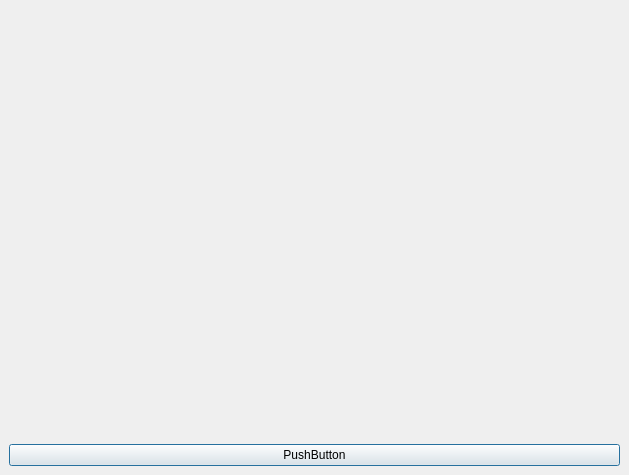
The window that gui_modal.ui (SkorEgor/Graph_in_distribution) describes before a commit, drawn with Qt 5.
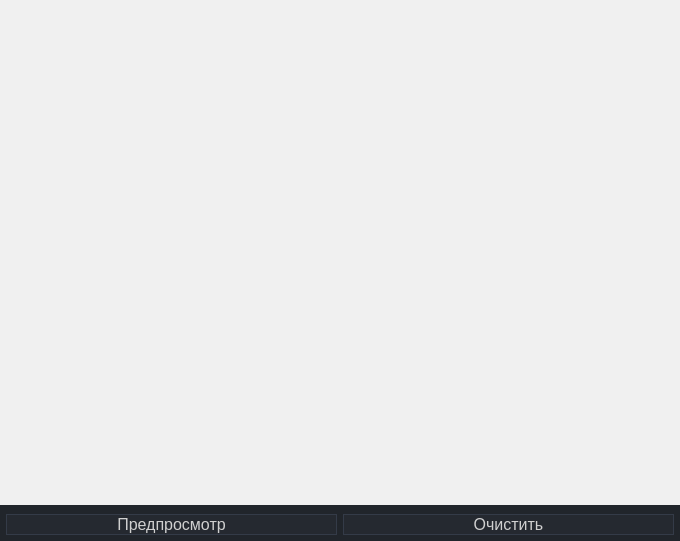
The same window after the commit. Icons and pictures are not drawn.

The edit to the form file:
```diff
--- a/gui_modal.ui
+++ b/gui_modal.ui
@@ -6,8 +6,8 @@
    <rect>
     <x>0</x>
     <y>0</y>
-    <width>629</width>
-    <height>475</height>
+    <width>680</width>
+    <height>541</height>
    </rect>
   </property>
   <property name="windowTitle">
@@ -16,7 +16,10 @@
   <property name="modal">
    <bool>true</bool>
   </property>
-  <layout class="QVBoxLayout" name="verticalLayout">
+  <layout class="QVBoxLayout" name="layout_dialog">
+   <property name="spacing">
+    <number>0</number>
+   </property>
    <property name="leftMargin">
     <number>0</number>
    </property>
@@ -30,29 +33,326 @@
     <number>0</number>
    </property>
    <item>
-    <widget class="QWidget" name="widget" native="true">
-     <layout class="QVBoxLayout" name="plotLayout"/>
-    </widget>
-   </item>
-   <item>
-    <widget class="QWidget" name="widget_2" native="true">
-     <layout class="QVBoxLayout" name="plotLayout_2"/>
-    </widget>
-   </item>
-   <item>
-    <widget class="QWidget" name="widget_message_buttons" native="true">
-     <property name="sizePolicy">
-      <sizepolicy hsizetype="Preferred" vsizetype="Maximum">
-       <horstretch>0</horstretch>
-       <verstretch>0</verstretch>
-      </sizepolicy>
+    <widget class="QWidget" name="widget_design" native="true">
+     <property name="styleSheet">
+      <string notr="true">QWidget{
+	background-color: rgb(33, 37, 43);
+	color: rgb(208, 208, 208);
+	font-size: 10pt;
+}
+/* /////////////////////////////////////////////////////////////////////////////////////////////////
+ScrollBars */
+ QScrollBar {
+border: none;												/* без границ */
+	border-right:5px solid rgb(211, 211, 211);;	/* С правой красной раницей */
+ }
+ QScrollBar:vertical {
+	border: none;
+    background: rgb(52, 59, 72);
+    width: 8px;
+    margin: 21px 0 21px 0;
+	border-radius: 0px;
+ }
+
+/* Ползунок */
+ QScrollBar::handle:vertical {	
+	background:rgb(255, 255, 255);
+    min-height: 25px;
+	border-radius: 4px
+ }
+/*Нижняя стрелка*/
+ QScrollBar::add-line:vertical {
+     border: none;
+    background: rgb(55, 63, 77);
+     height: 20px;
+
+     subcontrol-position: bottom;
+     subcontrol-origin: margin;
+ }
+/*Верхняя стрелка*/
+ QScrollBar::sub-line:vertical {
+	border: none;
+    background: rgb(55, 63, 77);
+     height: 20px;
+
+     subcontrol-position: top;
+     subcontrol-origin: margin;
+ }
+/* Цвета нижних и верхних стрелок */
+ QScrollBar::up-arrow:vertical{
+	border-top-left-radius: 4px;
+    border-top-right-radius: 4px;
+     background: rgb(255, 255, 255);
+ }
+QScrollBar::down-arrow:vertical{
+	border-bottom-left-radius: 4px;
+    border-bottom-right-radius: 4px;
+     background: rgb(255, 255, 255);
+}
+
+ QScrollBar::add-page:vertical, QScrollBar::sub-page:vertical {
+     background: none;
+ }
+/* ///////////////////////////////////////////////////////////////////////////////////////////////// */
+/* /////////////////////////////////////////////////////////////////////////////////////////////////
+RadioButton */
+QRadioButton::indicator {
+    border: 3px solid rgb(52, 59, 72);
+	width: 15px;
+	height: 15px;
+	border-radius: 10px;
+    background: rgb(44, 49, 60);
+}
+QRadioButton::indicator:hover {
+    border: 3px solid rgb(58, 66, 81);
+}
+QRadioButton::indicator:checked {
+    background: 3px solid rgb(255, 255, 255);
+	border: 3px solid rgb(52, 59, 72);	
+}
+/* срабатывает, когда пользователь наводит на элемент мышью */
+QRadioButton:hover {
+	background-color:rgb(40, 44, 52);			/* задаем цвет фона */
+}
+/* срабатывает, при нажатии*/
+QRadioButton:pressed      {
+	background-color:rgb(170, 170, 170);		/* задаем цвет фона */
+	color:  rgb(0, 0, 0);
+	border: none;												/* без границ */
+}
+/* ///////////////////////////////////////////////////////////////////////////////////////////////// */
+/* /////////////////////////////////////////////////////////////////////////////////////////////////
+QCheckBox */
+/* Стандартное состояние*/
+QCheckBox{
+	padding-left: 8px;		/* Отступ слева */
+	padding-right: -8px;	/* Отступ справа */
+}
+
+/* Состояние - не выбран*/
+QCheckBox::indicator:unchecked {
+	/* Выбор картинки*/
+	image: url(:/checkbox_status_success/resource/checkbox_status_success/check_error_red_24dp.svg)
+}
+
+/* Состояние -  выбран*/
+QCheckBox::indicator:checked {
+	/* Выбор картинки*/
+	image: url(:/checkbox_status_success/resource/checkbox_status_success/check_ok_grean_24dp.svg);
+}
+/* ///////////////////////////////////////////////////////////////////////////////////////////////// */
+/* /////////////////////////////////////////////////////////////////////////////////////////////////
+QPushButton */
+/*Стандартное состояние для кнопки*/
+QPushButton {
+	font-size: 12pt;
+	background-color:rgb(37, 41, 48);/* задает цвет фона */
+	display: inline-block;							/* пределяет, будет ли элемент обрабатываться как блочный или встроенный элемент */
+	border: 1px solid rgb(52, 59, 72);		/* задает границу элемента */
+
+	/* задает иконку */
+	background-position: left center;							/* выравнивание иконки */
+	background-repeat: no-repeat;								/* повторять иконку */
+} 
+
+/* срабатывает, когда пользователь наводит на элемент мышью */
+QPushButton:hover {
+	background-color:rgb(40, 44, 52);			/* задаем цвет фона */
+	border: none;												/* без границ */
+	border-left:4px solid rgb(208, 208, 208);	/* С правой красной раницей */
+}
+
+
+/* срабатывает, при нажатии*/
+QPushButton:pressed      {
+	background-color:rgb(170, 170, 170);		/* задаем цвет фона */
+	color: rgb(181, 181, 181);
+	border: none;												/* без границ */
+}
+/* ///////////////////////////////////////////////////////////////////////////////////////////////// */
+/* /////////////////////////////////////////////////////////////////////////////////////////////////
+QLineEdit */
+/* Стиль по умолчанию */
+QLineEdit:enabled{
+	background-color:rgb(44, 49, 58); /* Устанавливаем цвет заливки */
+	border: 1px solid rgb(255, 255, 255); 
+}
+
+/* Если поле отключено */
+QLineEdit:disabled {
+	background-color:  rgba(67, 74, 88, 0); /* Устанавливаем цвет заливки */
+	border: 1px solid rgb(255, 255, 255); 
+	color: rgb(67, 74, 88);
+}
+/* ///////////////////////////////////////////////////////////////////////////////////////////////// */
+/* /////////////////////////////////////////////////////////////////////////////////////////////////
+QGroupBox */
+QGroupBox{
+	color:rgb(255, 255, 255);	/* задает цвет шрифта */
+}
+/* ///////////////////////////////////////////////////////////////////////////////////////////////// */
+/* /////////////////////////////////////////////////////////////////////////////////////////////////
+QTableWidget */
+
+QTableWidget {	
+	gridline-color: rgb(136, 136, 136);
+	border-top: 1px solid rgb(54, 60, 74);
+	border-bottom: 1px solid  rgb(54, 60, 74);
+}
+QTableWidget::item:selected{
+	background-color: rgb(72, 81, 94);
+}
+QHeaderView { qproperty-defaultAlignment: AlignCenter; }
+/*Цвет верхнего и левого поля*/
+QHeaderView::section{
+	background-color:rgb(37, 41, 48);
+    border-style: none;
+border: 1px solid rgb(136, 136, 136);
+}
+/*Кнопка в верхнем левом углу*/
+QTableCornerButton::section {background-color:rgb(33, 37, 43); }
+
+QWidget#widget_loading_data {
+	border-bottom: 2px solid rgb(208, 208, 208);
+}
+QWidget#widget_processing {
+	border-top: 2px solid rgb(208, 208, 208);
+}
+QScrollArea{
+border: none;
+}</string>
      </property>
-     <layout class="QHBoxLayout" name="layout_message_buttons">
+     <layout class="QVBoxLayout" name="layout_design">
+      <property name="leftMargin">
+       <number>0</number>
+      </property>
+      <property name="topMargin">
+       <number>0</number>
+      </property>
+      <property name="rightMargin">
+       <number>0</number>
+      </property>
+      <property name="bottomMargin">
+       <number>0</number>
+      </property>
       <item>
-       <widget class="QPushButton" name="pushButton">
-        <property name="text">
-         <string>PushButton</string>
+       <widget class="QWidget" name="widget_plot" native="true">
+        <property name="styleSheet">
+         <string notr="true">QWidget{
+background-color: rgb(240, 240, 240);
+color: rgb(0, 0, 0);
+}
+</string>
         </property>
+        <layout class="QVBoxLayout" name="layout_plot" stretch="1,1">
+         <property name="sizeConstraint">
+          <enum>QLayout::SetDefaultConstraint</enum>
+         </property>
+         <property name="leftMargin">
+          <number>0</number>
+         </property>
+         <property name="topMargin">
+          <number>0</number>
+         </property>
+         <property name="rightMargin">
+          <number>0</number>
+         </property>
+         <property name="bottomMargin">
+          <number>0</number>
+         </property>
+         <item>
+          <widget class="QWidget" name="widget_plot_1" native="true">
+           <property name="sizePolicy">
+            <sizepolicy hsizetype="Preferred" vsizetype="Preferred">
+             <horstretch>0</horstretch>
+             <verstretch>0</verstretch>
+            </sizepolicy>
+           </property>
+           <property name="minimumSize">
+            <size>
+             <width>440</width>
+             <height>200</height>
+            </size>
+           </property>
+           <layout class="QVBoxLayout" name="layout_plot_1">
+            <property name="spacing">
+             <number>0</number>
+            </property>
+            <property name="leftMargin">
+             <number>0</number>
+            </property>
+            <property name="topMargin">
+             <number>0</number>
+            </property>
+            <property name="rightMargin">
+             <number>0</number>
+            </property>
+            <property name="bottomMargin">
+             <number>0</number>
+            </property>
+           </layout>
+          </widget>
+         </item>
+         <item>
+          <widget class="QWidget" name="widget_plot_2" native="true">
+           <layout class="QVBoxLayout" name="layout_plot_2">
+            <property name="spacing">
+             <number>0</number>
+            </property>
+            <property name="leftMargin">
+             <number>0</number>
+            </property>
+            <property name="topMargin">
+             <number>0</number>
+            </property>
+            <property name="rightMargin">
+             <number>0</number>
+            </property>
+            <property name="bottomMargin">
+             <number>0</number>
+            </property>
+           </layout>
+          </widget>
+         </item>
+        </layout>
+       </widget>
+      </item>
+      <item>
+       <widget class="QWidget" name="widget_message_buttons" native="true">
+        <property name="sizePolicy">
+         <sizepolicy hsizetype="Preferred" vsizetype="Maximum">
+          <horstretch>0</horstretch>
+          <verstretch>0</verstretch>
+         </sizepolicy>
+        </property>
+        <layout class="QHBoxLayout" name="layout_message_buttons">
+         <property name="leftMargin">
+          <number>6</number>
+         </property>
+         <property name="topMargin">
+          <number>3</number>
+         </property>
+         <property name="rightMargin">
+          <number>6</number>
+         </property>
+         <property name="bottomMargin">
+          <number>6</number>
+         </property>
+         <item>
+          <widget class="QPushButton" name="pushButton_preview">
+           <property name="text">
+            <string>Предпросмотр</string>
+           </property>
+          </widget>
+         </item>
+         <item>
+          <widget class="QPushButton" name="pushButton_clear">
+           <property name="text">
+            <string>Очистить</string>
+           </property>
+          </widget>
+         </item>
+        </layout>
        </widget>
       </item>
      </layout>
```
Left out of the diff: 6 changed lines with no effect on the pictures.
